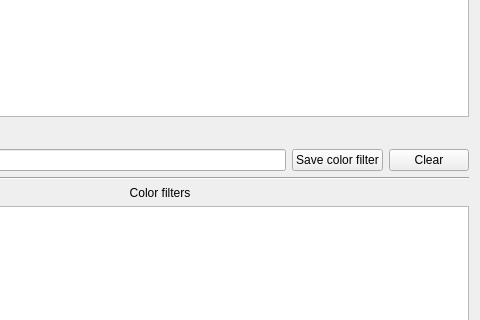
janelia-flyem/NeuTu, file neurolabi/gui/dialogs/flyembodyinfodialog.ui: the form before one commit; both pictures show x 160 to 640 and y 317 to 637 of the 640 by 800 pixel window.
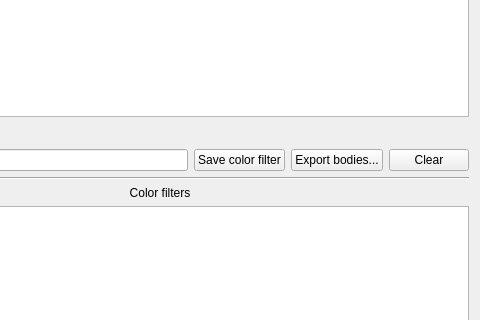
The form after the commit.

Commit message: added export bodies list

```diff
--- a/neurolabi/gui/dialogs/flyembodyinfodialog.ui
+++ b/neurolabi/gui/dialogs/flyembodyinfodialog.ui
@@ -112,6 +112,13 @@
        </property>
       </widget>
      </item>
+     <item>
+      <widget class="QPushButton" name="exportBodiesButton">
+       <property name="text">
+        <string>Export bodies...</string>
+       </property>
+      </widget>
+     </item>
      <item>
       <widget class="QPushButton" name="clearFilterButton">
        <property name="text">
```
The commit also changes 2 other files.
